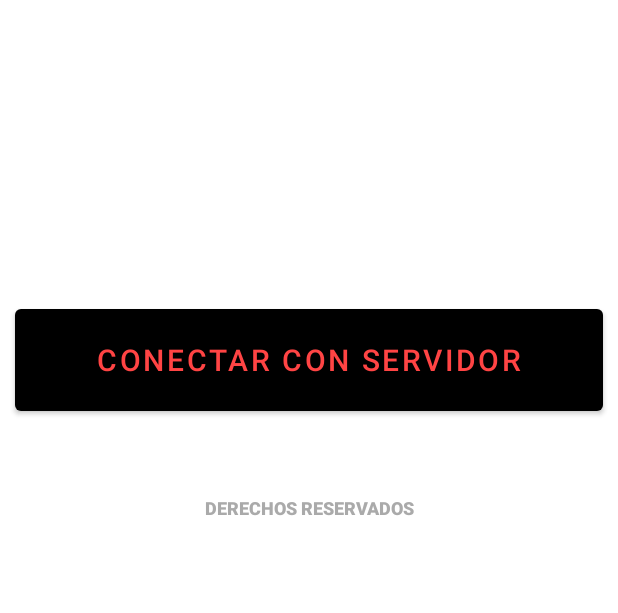
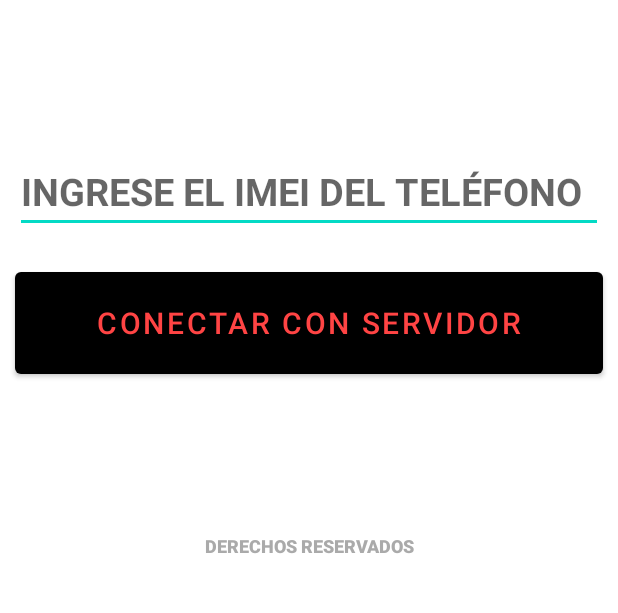
Before and after one commit to SebastianAngeloffCBS/cbs_fichado_app, an Android app: the screen it shows after launch (MainActivity), on a phone screen of 412 x 824 dp, the part 523-1136 px from its top. Run offline under Robolectric (Android 15) with nearby library versions, the phone set to English and light mode, and no system bars.

Commit message:
Commit 09052022

```diff
--- a/app/src/main/res/layout/activity_main.xml
+++ b/app/src/main/res/layout/activity_main.xml
@@ -31,12 +31,27 @@
             android:layout_marginTop="50dp"
             app:srcCompat="@mipmap/logo" />
 
+        <EditText
+            android:id="@+id/editTextNumberPassword"
+            android:layout_width="match_parent"
+            android:layout_height="wrap_content"
+            android:layout_marginLeft="10dp"
+            android:layout_marginTop="100dp"
+            android:layout_marginRight="10dp"
+            android:ems="10"
+            android:hint="INGRESE EL IMEI DEL TELÉFONO"
+            android:inputType="number"
+            android:maxLength="27"
+            android:textColor="@color/design_default_color_on_secondary"
+            android:textSize="25dp"
+            android:textStyle="bold" />
+
         <Button
             android:id="@+id/btn_conectar"
             android:layout_width="match_parent"
             android:layout_height="80dp"
             android:layout_marginLeft="10dp"
-            android:layout_marginTop="200dp"
+            android:layout_marginTop="20dp"
             android:layout_marginRight="10dp"
             android:shadowColor="@android:color/holo_red_light"
             android:text="CONECTAR CON SERVIDOR"
@@ -47,7 +62,7 @@
             android:id="@+id/txtderechos"
             android:layout_width="match_parent"
             android:layout_height="wrap_content"
-            android:layout_marginTop="50dp"
+            android:layout_marginTop="100dp"
             android:fontFamily="sans-serif-black"
             android:text="DERECHOS RESERVADOS"
             android:textAlignment="center"
```
